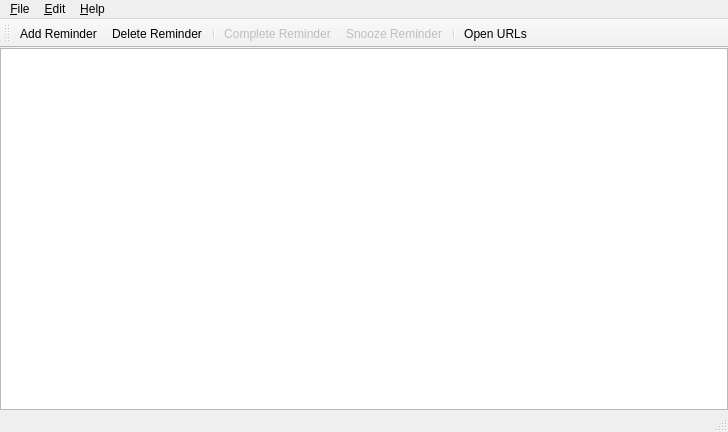
The window that gui/RemindMeWidgets/mainwindow.ui (Skycoder42/Syrem) describes before a commit, drawn with Qt 5.
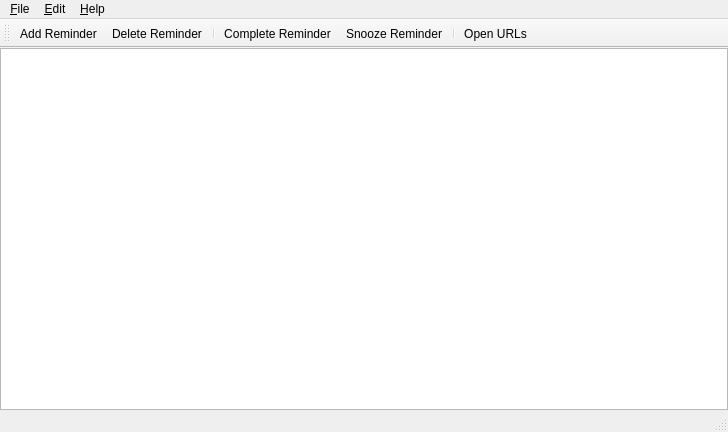
The same window after the commit. Icons and pictures are not drawn.

```diff
--- a/gui/RemindMeWidgets/mainwindow.ui
+++ b/gui/RemindMeWidgets/mainwindow.ui
@@ -208,9 +208,6 @@
    </property>
   </action>
   <action name="action_Complete_Reminder">
-   <property name="enabled">
-    <bool>false</bool>
-   </property>
    <property name="icon">
     <iconset theme="dialog-ok-apply" resource="remindmewidgets.qrc">
      <normaloff>:/icons/complete.ico</normaloff>:/icons/complete.ico</iconset>
@@ -229,9 +226,6 @@
    </property>
   </action>
   <action name="action_Snooze_Reminder">
-   <property name="enabled">
-    <bool>false</bool>
-   </property>
    <property name="icon">
     <iconset theme="alarm-symbolic" resource="remindmewidgets.qrc">
      <normaloff>:/icons/snooze.ico</normaloff>:/icons/snooze.ico</iconset>
```
